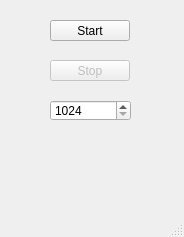
Before: the Qt Designer form Actividad_8/Actividad_8_3_Servidor/mainwindow.ui in S-Bou/Practicas_SII, drawn with Qt 5.
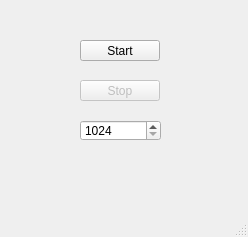
After: the same form once the commit is applied.

The edit to the form file:
```diff
--- a/Actividad_8/Actividad_8_3_Servidor/mainwindow.ui
+++ b/Actividad_8/Actividad_8_3_Servidor/mainwindow.ui
@@ -6,7 +6,7 @@
    <rect>
     <x>0</x>
     <y>0</y>
-    <width>184</width>
+    <width>248</width>
     <height>237</height>
    </rect>
   </property>
@@ -17,8 +17,8 @@
    <widget class="QPushButton" name="pushButton_start">
     <property name="geometry">
      <rect>
-      <x>50</x>
-      <y>20</y>
+      <x>80</x>
+      <y>40</y>
       <width>80</width>
       <height>21</height>
      </rect>
@@ -33,8 +33,8 @@
     </property>
     <property name="geometry">
      <rect>
-      <x>50</x>
-      <y>60</y>
+      <x>80</x>
+      <y>80</y>
       <width>80</width>
       <height>21</height>
      </rect>
@@ -46,8 +46,8 @@
    <widget class="QSpinBox" name="spinBox_puerto">
     <property name="geometry">
      <rect>
-      <x>50</x>
-      <y>100</y>
+      <x>80</x>
+      <y>120</y>
       <width>81</width>
       <height>21</height>
      </rect>
```
Left out of the diff: 4 changed lines with no effect on the pictures.
